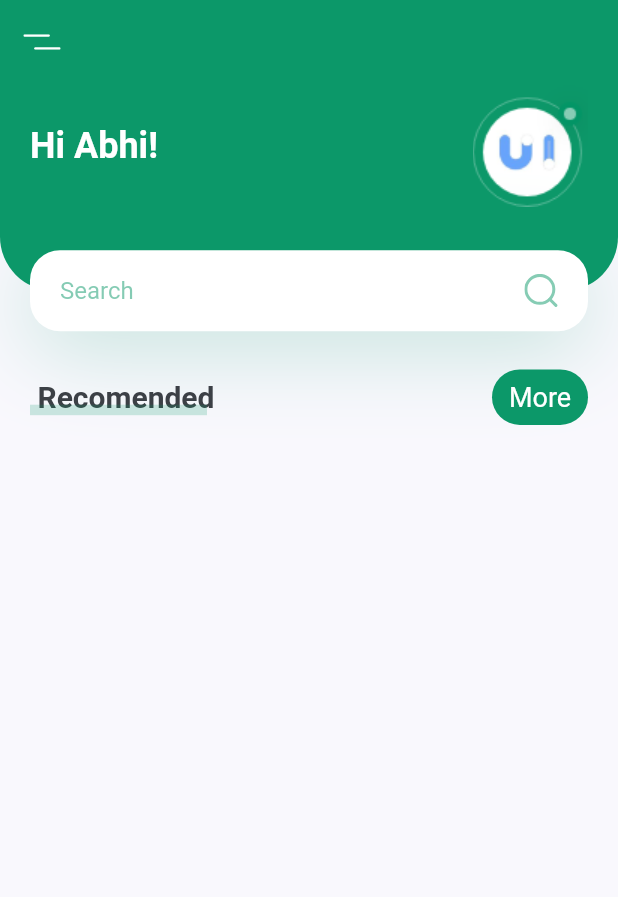
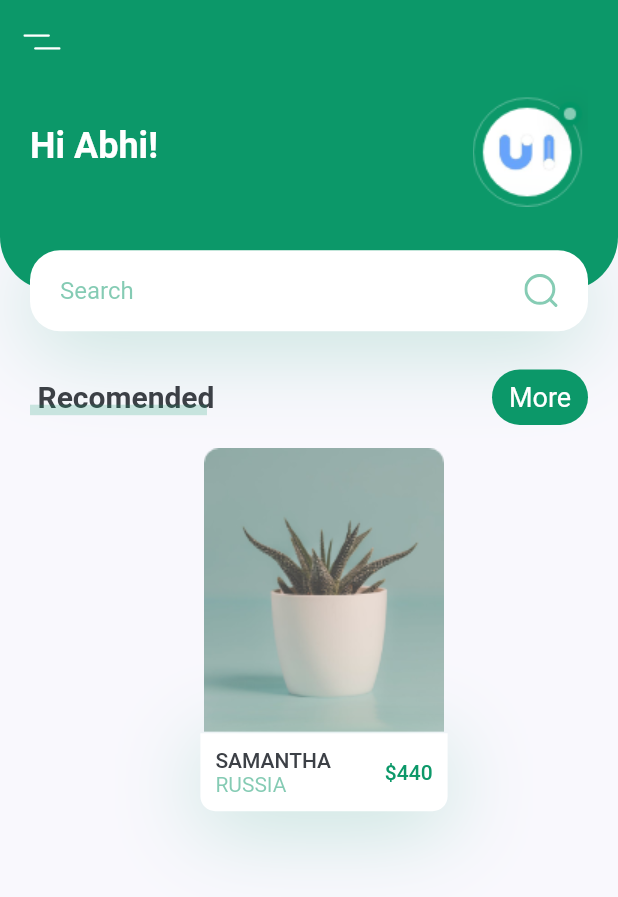
Before and after one commit to meisabikumar/flutter_plant_app, a Flutter app: the screen it shows after launch, on a phone screen of 412 x 824 dp. Shown: the top 897 px of the screen. Run offline on Flutter 3.47's test engine with Material 2 defaults, Android fonts, the phone set to English and light mode, and no system bars; our stand-ins replace flutter_svg.

Commit message:
card with image and bottom text

```diff
--- a/lib/screens/home/components/body.dart
+++ b/lib/screens/home/components/body.dart
@@ -18,10 +18,66 @@ class Body extends StatelessWidget {
       child: Column(
         children: [
           HeaderWithSearch(size: size),
-          TitleWiteMoreBtn(
-            press: () {},
-            title: 'Recomended',
-          ),
+          TitleWiteMoreBtn(press: () {}, title: 'Recomended'),
+
+          // 40% of width
+          Container(
+            width: size.width * 0.4,
+            margin: const EdgeInsets.only(
+              left: kDefaultPadding,
+              top: kDefaultPadding / 2,
+              bottom: kDefaultPadding * 2.5,
+            ),
+            child: Column(
+              children: [
+                Image.asset("assets/images/image_1.png"),
+                Container(
+                  padding: const EdgeInsets.all(kDefaultPadding / 2),
+                  decoration: BoxDecoration(
+                    color: Colors.white,
+                    borderRadius: const BorderRadius.only(
+                      bottomLeft: Radius.circular(10),
+                      bottomRight: Radius.circular(10),
+                    ),
+                    boxShadow: [
+                      BoxShadow(
+                          offset: const Offset(0, 10),
+                          blurRadius: 50,
+                          color: kPrimaryColor.withOpacity(0.23)),
+                    ],
+                  ),
+                  child: Row(
+                    children: [
+                      RichText(
+                        text: TextSpan(
+                          children: [
+                            TextSpan(
+                              text: "Samantha\n".toUpperCase(),
+                              style: Theme.of(context).textTheme.button,
+                            ),
+                            TextSpan(
+                              text: "Russia".toUpperCase(),
+                              style: TextStyle(
+                                color: kPrimaryColor.withOpacity(0.5),
+                              ),
+                            ),
+                          ],
+                        ),
+                      ),
+                      Spacer(),
+                      Text(
+                        "\$440",
+                        style: Theme.of(context)
+                            .textTheme
+                            .button!
+                            .copyWith(color: kPrimaryColor),
+                      )
+                    ],
+                  ),
+                )
+              ],
+            ),
+          )
         ],
       ),
     );
```
